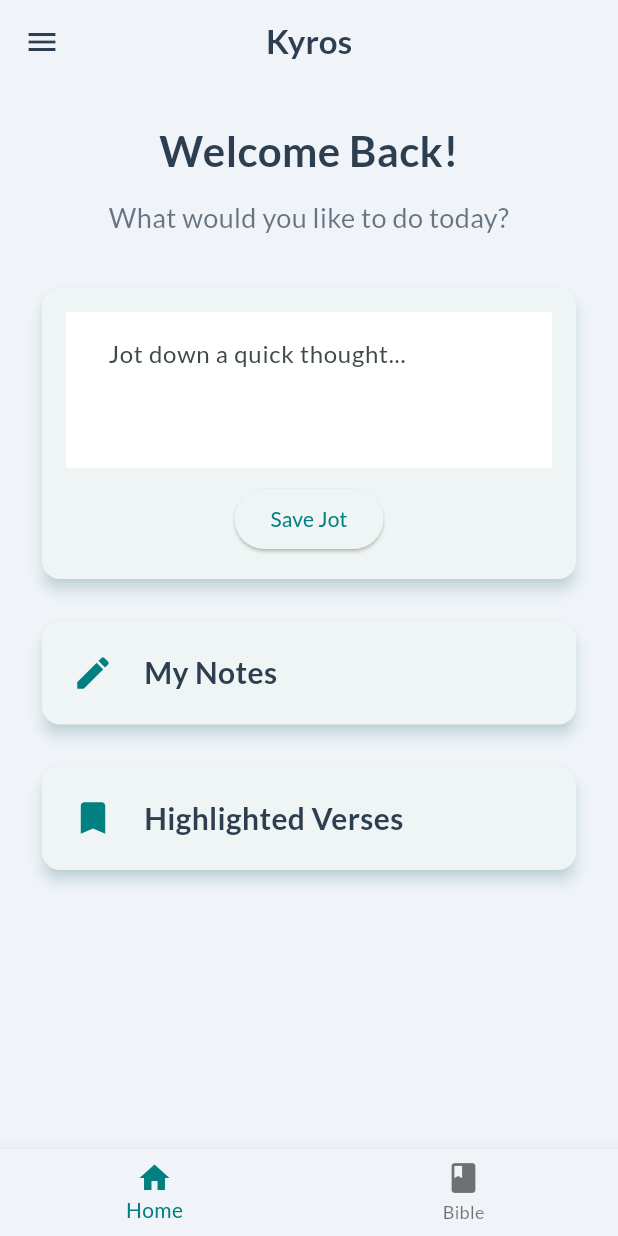
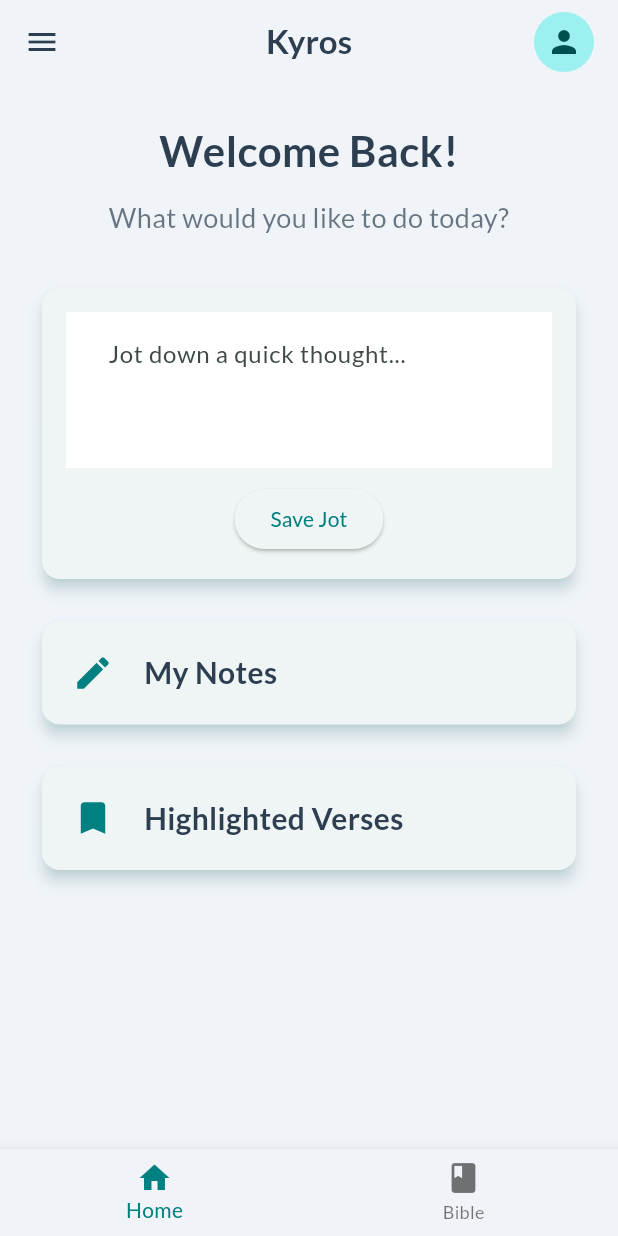
Before and after one commit to FaithTech-Initiative/Kyros, a Flutter app: the screen it shows once a user with an empty profile is signed in, on a phone screen of 412 x 824 dp. Run offline on Flutter 3.47's test engine with Material 3 defaults, Android fonts, the phone set to English and light mode, and no system bars; our stand-ins replace cloud_firestore, drift, firebase_auth, firebase_core, flutter_carousel_widget, google_fonts and 2 more; missing offline and left inert: firebase_app_check, flutter_quill; accounts and stored records are empty; generated files the repository leaves out were written again.

```diff
--- a/lib/home_screen.dart
+++ b/lib/home_screen.dart
@@ -5,6 +5,7 @@ import 'package:kyros/note_screen.dart';
 import 'package:kyros/highlighted_verses_screen.dart';
 import 'package:firebase_auth/firebase_auth.dart';
 import 'package:kyros/auth_screen.dart';
+import 'package:kyros/profile_screen.dart';
 
 class HomeScreen extends StatefulWidget {
   final String userId;
@@ -50,6 +51,8 @@ class _HomeScreenState extends State<HomeScreen> {
 
   @override
   Widget build(BuildContext context) {
+    final user = FirebaseAuth.instance.currentUser;
+
     return Scaffold(
       key: _scaffoldKey,
       appBar: AppBar(
@@ -61,6 +64,22 @@ class _HomeScreenState extends State<HomeScreen> {
             _scaffoldKey.currentState!.openDrawer();
           },
         ),
+        actions: [
+          GestureDetector(
+            onTap: () {
+              Navigator.push(context, MaterialPageRoute(builder: (context) => const ProfileScreen()));
+            },
+            child: CircleAvatar(
+              backgroundImage: user?.photoURL != null ? NetworkImage(user!.photoURL!) : null,
+              child: user?.photoURL == null
+                  ? const Icon(
+                      Icons.person,
+                    )
+                  : null,
+            ),
+          ),
+          const SizedBox(width: 16),
+        ],
       ),
       body: Center(
         child: _widgetOptions.elementAt(_selectedIndex),
@@ -85,11 +104,23 @@ class _HomeScreenState extends State<HomeScreen> {
           child: ListView(
             padding: EdgeInsets.zero,
             children: [
-              DrawerHeader(
-                decoration: BoxDecoration(
-                  color: Theme.of(context).colorScheme.primary,
+              UserAccountsDrawerHeader(
+                accountName: Text(user?.displayName ?? 'No Name'),
+                accountEmail: Text(user?.email ?? 'No Email'),
+                currentAccountPicture: GestureDetector(
+                  onTap: () {
+                    Navigator.push(context, MaterialPageRoute(builder: (context) => const ProfileScreen()));
+                  },
+                  child: CircleAvatar(
+                    backgroundImage: user?.photoURL != null ? NetworkImage(user!.photoURL!) : null,
+                    child: user?.photoURL == null
+                        ? const Icon(
+                            Icons.person,
+                            size: 50,
+                          )
+                        : null,
+                  ),
                 ),
-                child: const Text('Menu', style: TextStyle(color: Colors.white, fontSize: 24)),
               ),
               ListTile(
                 leading: const Icon(Icons.archive),
```
Also changed, not shown: lib/profile_screen.dart (+35 -14 lines).
